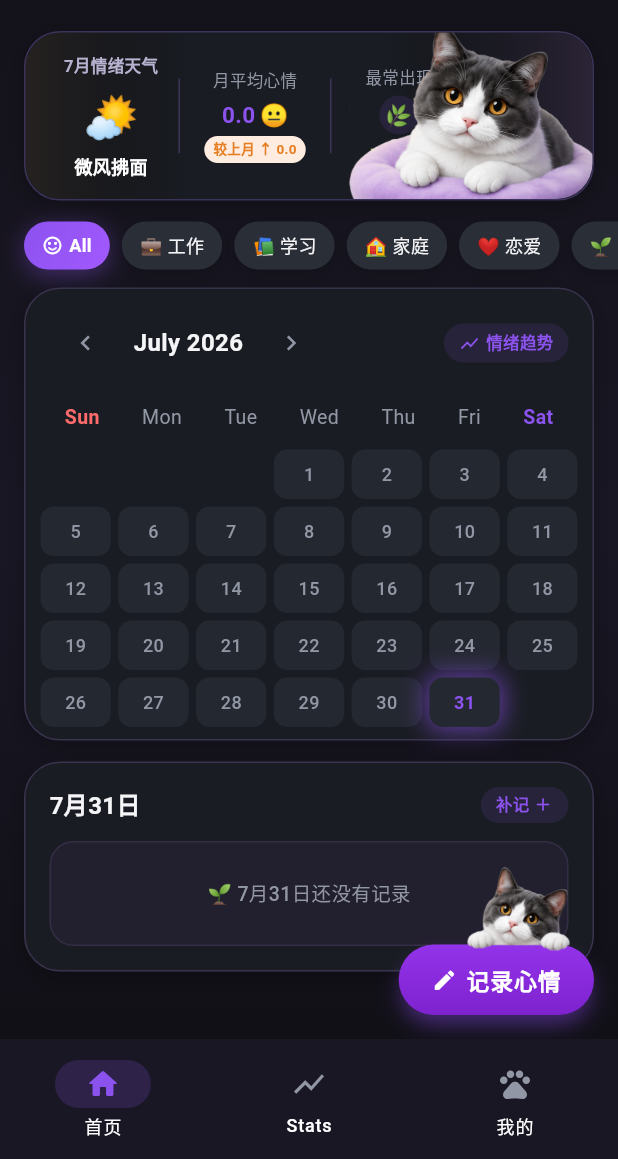
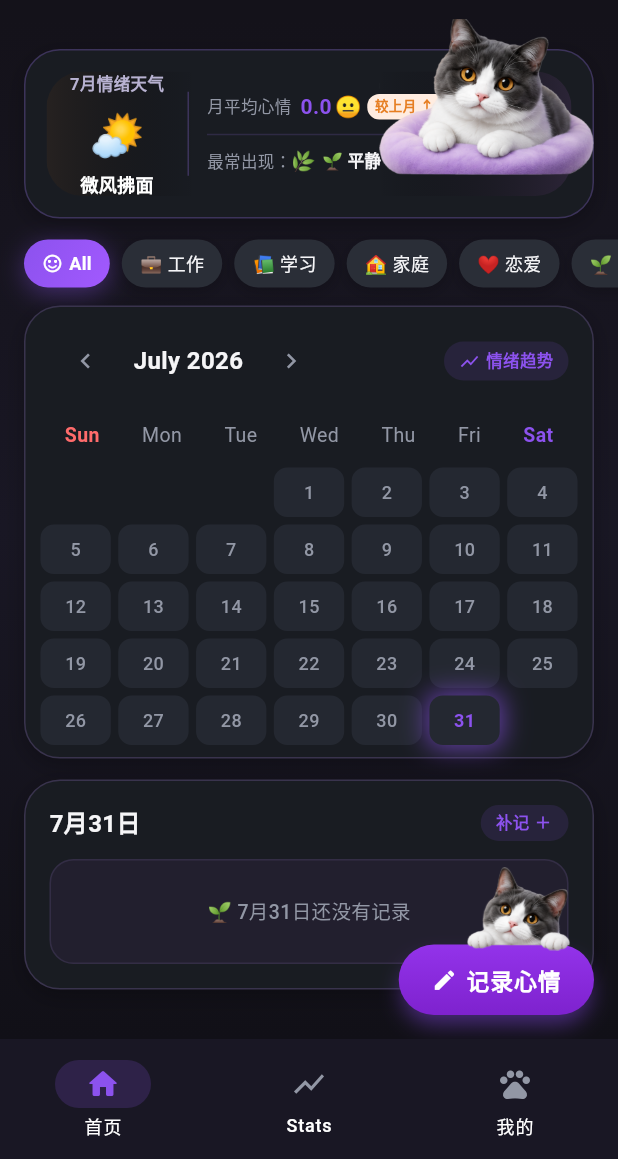
Before and after one commit to fenriarlab/MoodLight, a Flutter app: the screen it shows after launch, on a phone screen of 412 x 824 dp, the part 77-1236 px from its top. Run offline on Flutter 3.47's test engine with Material 3 defaults, Android fonts, the phone set to English and light mode, and no system bars; our stand-ins replace fl_chart, shared_preferences, sqflite; accounts and stored records are empty; generated files the repository leaves out were written again.

Commit message:
feat: Implement cat ears overhang out-of-bounds effect and |--- space-efficient 2-column layout in EmotionWeatherCard

```diff
--- a/lib/features/diary/presentation/widgets/emotion_weather_card.dart
+++ b/lib/features/diary/presentation/widgets/emotion_weather_card.dart
@@ -55,8 +55,14 @@ class EmotionWeatherCard extends StatelessWidget {
     }
 
     return Container(
+      margin: const EdgeInsets.only(top: 20, left: 16, right: 16, bottom: 8),
+      child: Stack(
+        clipBehavior: Clip.none,
+        children: [
+          // 1. Background Card
+          Container(
             width: double.infinity,
-      margin: const EdgeInsets.symmetric(horizontal: 16, vertical: 8),
+            padding: const EdgeInsets.symmetric(horizontal: 14, vertical: 14),
             decoration: BoxDecoration(
               color: tc.surface,
               borderRadius: BorderRadius.circular(24),
@@ -75,7 +81,7 @@ class EmotionWeatherCard extends StatelessWidget {
                     left: 0,
                     top: 0,
                     bottom: 0,
-              width: 110,
+                    width: 100,
                     child: Container(
                       decoration: BoxDecoration(
                         gradient: LinearGradient(
@@ -93,7 +99,7 @@ class EmotionWeatherCard extends StatelessWidget {
                     right: 0,
                     top: 0,
                     bottom: 0,
-              width: 140,
+                    width: 130,
                     child: Container(
                       decoration: BoxDecoration(
                         gradient: LinearGradient(
@@ -107,14 +113,12 @@ class EmotionWeatherCard extends StatelessWidget {
                     ),
                   ),
 
-            // Content Columns Layout
-            Padding(
-              padding: const EdgeInsets.symmetric(horizontal: 12, vertical: 14),
-              child: Row(
+                  // Content Row (|--- 2-Master Column Structure)
+                  Row(
                     children: [
-                  // Col 1: Weather (Far Left)
-                  Expanded(
-                    flex: 9,
+                      // Col 1: Weather (Left)
+                      SizedBox(
+                        width: 94,
                         child: Column(
                           mainAxisAlignment: MainAxisAlignment.center,
                           children: [
@@ -144,18 +148,25 @@ class EmotionWeatherCard extends StatelessWidget {
                         ),
                       ),
 
-                  // Divider 1
+                      // Divider Line
                       Container(
                         width: 1,
-                    height: 50,
+                        height: 56,
                         color: tc.isDark ? const Color(0xFF3C335A) : const Color(0xFFF0E8FA),
                       ),
 
-                  // Col 2: Monthly Avg Score (Middle Left)
+                      const SizedBox(width: 12),
+
+                      // Col 2: Integrated Stats & Most Frequent (|--- Stacked Layout)
                       Expanded(
-                    flex: 10,
+                        child: Padding(
+                          padding: const EdgeInsets.only(right: 64),
                           child: Column(
+                            crossAxisAlignment: CrossAxisAlignment.start,
                             mainAxisAlignment: MainAxisAlignment.center,
+                            children: [
+                              // Top Row: 月平均心情
+                              Row(
                                 children: [
                                   Text(
                                     '月平均心情',
@@ -165,31 +176,26 @@ class EmotionWeatherCard extends StatelessWidget {
                                       fontWeight: FontWeight.w500,
                                     ),
                                   ),
-                        const SizedBox(height: 4),
-                        Row(
-                          mainAxisAlignment: MainAxisAlignment.center,
-                          children: [
+                                  const SizedBox(width: 6),
                                   Text(
                                     avgFormatted,
                                     style: const TextStyle(
-                                fontSize: 15,
+                                      fontSize: 14,
                                       fontWeight: FontWeight.bold,
                                       color: Color(0xFF8C52EE),
                                     ),
                                   ),
-                            const SizedBox(width: 3),
+                                  const SizedBox(width: 2),
                                   Text(
                                     AppColors.getMoodEmoji(avgScore.round()),
-                              style: const TextStyle(fontSize: 15),
+                                    style: const TextStyle(fontSize: 14),
                                   ),
-                          ],
-                        ),
-                        const SizedBox(height: 4),
+                                  const SizedBox(width: 4),
                                   Container(
-                          padding: const EdgeInsets.symmetric(horizontal: 6, vertical: 2),
+                                    padding: const EdgeInsets.symmetric(horizontal: 5, vertical: 1.5),
                                     decoration: BoxDecoration(
                                       color: const Color(0xFFFFECE0),
-                            borderRadius: BorderRadius.circular(10),
+                                      borderRadius: BorderRadius.circular(8),
                                     ),
                                     child: Text(
                                       '较上月 $diffFormatted',
@@ -202,45 +208,35 @@ class EmotionWeatherCard extends StatelessWidget {
                                   ),
                                 ],
                               ),
+
+                              const SizedBox(height: 8),
+
+                              // Horizontal Separator Line
+                              Container(
+                                height: 1,
+                                color: tc.isDark
+                                    ? const Color(0xFF3C335A).withOpacity(0.6)
+                                    : const Color(0xFFF3EDFC),
                               ),
 
-                  // Divider 2
-                  Container(
-                    width: 1,
-                    height: 50,
-                    color: tc.isDark ? const Color(0xFF3C335A) : const Color(0xFFF0E8FA),
-                  ),
+                              const SizedBox(height: 8),
 
-                  // Col 3: Most Frequent Tag (Middle Right)
-                  Expanded(
-                    flex: 9,
-                    child: Column(
-                      mainAxisAlignment: MainAxisAlignment.center,
+                              // Bottom Row: 最常出现
+                              Row(
                                 children: [
                                   Text(
-                          '最常出现',
+                                    '最常出现：',
                                     style: TextStyle(
                                       fontSize: 11,
                                       color: tc.textSecondary,
                                       fontWeight: FontWeight.w500,
                                     ),
                                   ),
-                        const SizedBox(height: 4),
-                        Container(
-                          width: 26,
-                          height: 26,
-                          decoration: BoxDecoration(
-                            color: const Color(0xFF8C52EE).withOpacity(0.12),
-                            shape: BoxShape.circle,
+                                  Text(
+                                    _getMostTagEmoji(mostTag),
+                                    style: const TextStyle(fontSize: 13),
                                   ),
-                          child: Center(
-                            child: Text(
-                              _getMostTagEmoji(mostTag),
-                              style: const TextStyle(fontSize: 14),
-                            ),
-                          ),
-                        ),
-                        const SizedBox(height: 4),
+                                  const SizedBox(width: 4),
                                   Text(
                                     mostTag,
                                     style: TextStyle(
@@ -251,32 +247,33 @@ class EmotionWeatherCard extends StatelessWidget {
                                   ),
                                 ],
                               ),
-                  ),
-
-                  // Space for Cat Mascot on the Far Right
-                  const SizedBox(width: 72),
                             ],
                           ),
                         ),
+                      ),
+                    ],
+                  ),
+                ],
+              ),
+            ),
+          ),
 
-            // Col 4: Far Right Cat Mascot (cat_header.png)
+          // 2. Overhang Out-of-Bounds Cat Mascot (Ears popping up 24px above card top edge!)
           Positioned(
-              right: -6,
-              bottom: -10,
-              top: -6,
+            top: -24,
+            right: 0,
             child: IgnorePointer(
               child: Image.asset(
                 'assets/images/cat_header.png',
-                  height: 95,
+                height: 108,
                 fit: BoxFit.contain,
                 errorBuilder: (ctx, err, stack) {
-                    return Image.asset('assets/images/cat_footer.png', height: 95, fit: BoxFit.contain);
+                  return Image.asset('assets/images/cat_footer.png', height: 108, fit: BoxFit.contain);
                 },
               ),
             ),
           ),
         ],
-        ),
       ),
     );
   }
```
Lines whose indentation alone changed are shown as unchanged.
